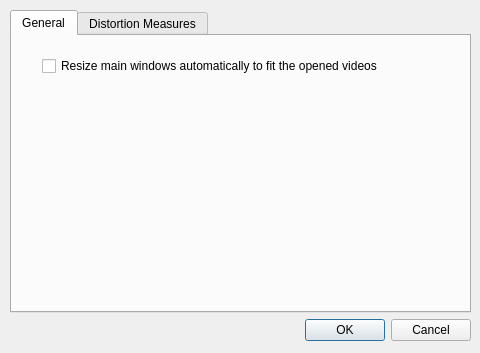
Old version of the form YUVToolkit/Options.ui in the repository kLassikko/YuvToolkit.
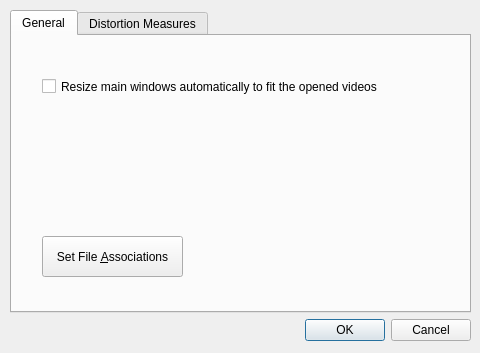
New version of the form.

Commit message: Added in Option UI to enable or disable auto resizing of windows Fix for constant renderer reset

The edit to the form file:
```diff
--- a/YUVToolkit/Options.ui
+++ b/YUVToolkit/Options.ui
@@ -38,37 +38,31 @@
        <attribute name="title">
         <string>General</string>
        </attribute>
-       <widget class="QWidget" name="verticalLayoutWidget_2">
+       <widget class="QCheckBox" name="check_Auto_Resize">
         <property name="geometry">
          <rect>
           <x>30</x>
-          <y>20</y>
-          <width>401</width>
-          <height>231</height>
+          <y>40</y>
+          <width>391</width>
+          <height>21</height>
          </rect>
         </property>
-        <layout class="QVBoxLayout" name="verticalLayout_2">
-         <item>
-          <widget class="QCheckBox" name="checkBox_2">
-           <property name="text">
-            <string>Resize main windows automatically to fit the opened videos</string>
-           </property>
-          </widget>
-         </item>
-         <item>
-          <spacer name="verticalSpacer">
-           <property name="orientation">
-            <enum>Qt::Vertical</enum>
-           </property>
-           <property name="sizeHint" stdset="0">
-            <size>
-             <width>20</width>
-             <height>40</height>
-            </size>
-           </property>
-          </spacer>
-         </item>
-        </layout>
+        <property name="text">
+         <string>Resize main windows automatically to fit the opened videos</string>
+        </property>
+       </widget>
+       <widget class="QPushButton" name="button_File_Associations">
+        <property name="geometry">
+         <rect>
+          <x>30</x>
+          <y>200</y>
+          <width>141</width>
+          <height>41</height>
+         </rect>
+        </property>
+        <property name="text">
+         <string>Set File &amp;Associations</string>
+        </property>
        </widget>
       </widget>
       <widget class="QWidget" name="tab_Distortion_Measures">
```
Left out of the diff: 35 changed lines with no effect on the pictures. The commit also changes 5 other files.
